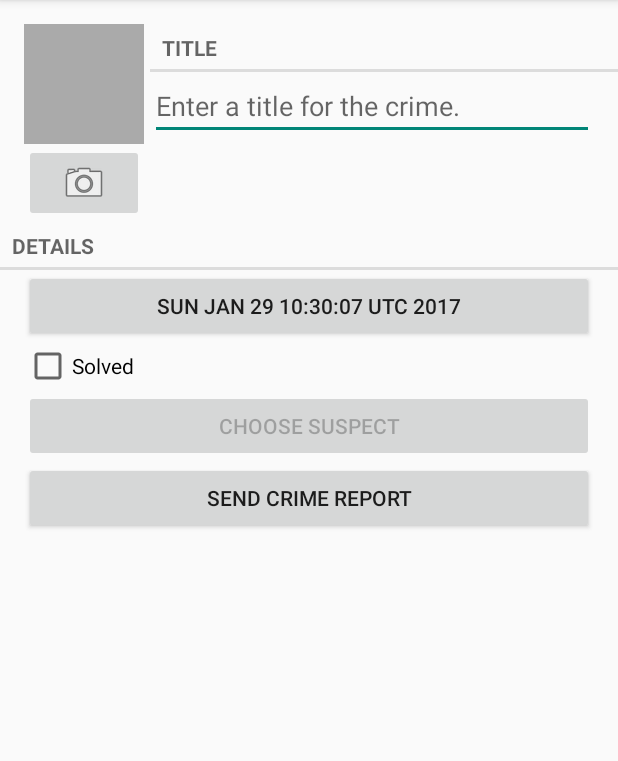
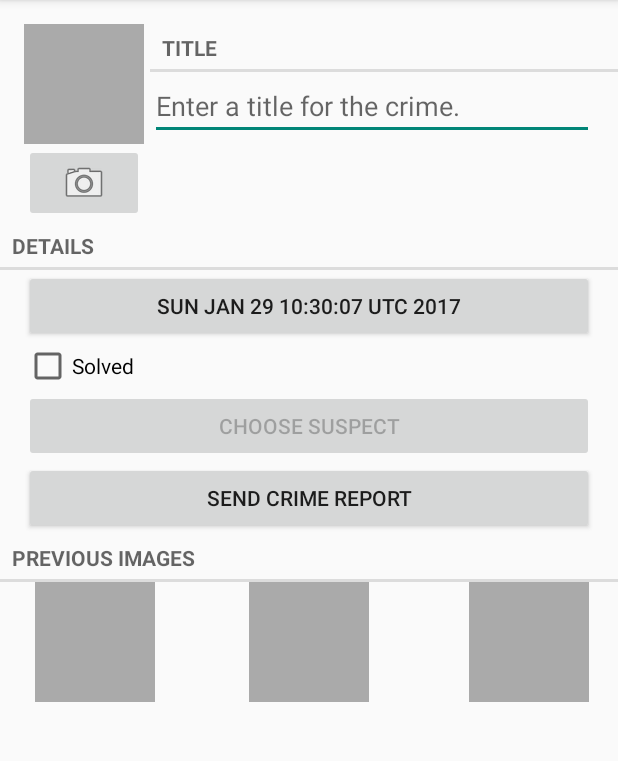
Before and after one commit to kingobie1/CriminalIntent---TeamApp, an Android app: the CrimeFragment screen opened directly, with no data from a screen before it, on a phone screen of 412 x 824 dp, the part 84-845 px from its top. Run offline under Robolectric (Android 15) with nearby library versions, the phone set to English and light mode, and no system bars.

Commit message:
3 more photo boxes, get photoFiles
added multiple photo sections on layout and added functions to get
photoFiles plural

```diff
--- a/app/src/main/java/com/bignerdranch/android/criminalintent/Crime.java
+++ b/app/src/main/java/com/bignerdranch/android/criminalintent/Crime.java
@@ -10,6 +10,7 @@ public class Crime {
     private Date mDate;
     private boolean mSolved;
     private String mSuspect;
+    private static final int MAXPHOTOS = 4;
 
     public Crime() {
         this(UUID.randomUUID());
@@ -59,4 +60,14 @@ public class Crime {
     public String getPhotoFilename() {
         return "IMG_" + getId().toString() + ".jpg";
     }
+
+    public String[] getPhotoFilenames() {
+        String[] photoFilenames = new String[MAXPHOTOS];
+
+        for (int n = 0; n < MAXPHOTOS; n++) {
+            photoFilenames[n] = "IMG_" + getId().toString() + "_" + n + ".jpg";
+        }
+
+        return photoFilenames;
+    }
 }
--- a/app/src/main/java/com/bignerdranch/android/criminalintent/CrimeFragment.java
+++ b/app/src/main/java/com/bignerdranch/android/criminalintent/CrimeFragment.java
@@ -41,6 +41,7 @@ public class CrimeFragment extends Fragment {
 
     private Crime mCrime;
     private File mPhotoFile;
+    private File[] mPhotoFiles;
     private EditText mTitleField;
     private Button mDateButton;
     private CheckBox mSolvedCheckbox;
@@ -63,7 +64,9 @@ public class CrimeFragment extends Fragment {
         super.onCreate(savedInstanceState);
         UUID crimeId = (UUID) getArguments().getSerializable(ARG_CRIME_ID);
         mCrime = CrimeLab.get(getActivity()).getCrime(crimeId);
+
         mPhotoFile = CrimeLab.get(getActivity()).getPhotoFile(mCrime);
+        mPhotoFiles = CrimeLab.get(getActivity()).getPhotoFiles(mCrime);
     }
 
     @Override
--- a/app/src/main/java/com/bignerdranch/android/criminalintent/CrimeLab.java
+++ b/app/src/main/java/com/bignerdranch/android/criminalintent/CrimeLab.java
@@ -86,6 +86,26 @@ public class CrimeLab {
         return new File(externalFilesDir, crime.getPhotoFilename());
     }
 
+    public File[] getPhotoFiles(Crime crime) {
+        File externalFilesDir = mContext
+                .getExternalFilesDir(Environment.DIRECTORY_PICTURES);
+
+        if (externalFilesDir == null) {
+            return null;
+        }
+
+        String[] photoFileNames = crime.getPhotoFilenames();
+        int numberOfPossiblePhotos = photoFileNames.length;
+        File[] photoFiles = new File[numberOfPossiblePhotos];
+
+        for (int i = 0; i < numberOfPossiblePhotos; i++) {
+            photoFiles[i] = new File(externalFilesDir, crime.getPhotoFilename());
+        }
+
+        return photoFiles;
+    }
+
+
     public void updateCrime(Crime crime) {
         String uuidString = crime.getId().toString();
         ContentValues values = getContentValues(crime);
--- a/app/src/main/res/layout/fragment_crime.xml
+++ b/app/src/main/res/layout/fragment_crime.xml
@@ -1,10 +1,21 @@
 <?xml version="1.0" encoding="utf-8"?>
 <LinearLayout xmlns:android="http://schemas.android.com/apk/res/android"
+    xmlns:app="http://schemas.android.com/apk/res-auto"
     android:orientation="vertical"
               android:layout_width="match_parent"
               android:layout_height="match_parent">
 
-    <include layout="@layout/view_camera_and_title" />
+    <ScrollView
+        android:layout_width="match_parent"
+        android:layout_height="match_parent">
+
+        <LinearLayout
+            android:layout_width="match_parent"
+            android:layout_height="wrap_content"
+            android:orientation="vertical" >
+
+            <include layout="@layout/view_camera_and_title"
+                android:layout_width="match_parent" />
 
             <TextView
                 android:layout_width="match_parent"
@@ -26,6 +37,7 @@
                 android:layout_marginLeft="16dp"
                 android:layout_marginRight="16dp"
                 android:text="@string/crime_solved_label"/>
+
             <Button
                 android:id="@+id/crime_suspect"
                 android:layout_width="match_parent"
@@ -34,6 +46,7 @@
                 android:layout_marginRight="16dp"
                 android:text="@string/crime_suspect_text"
                 />
+
             <Button
                 android:id="@+id/crime_report"
                 android:layout_width="match_parent"
@@ -43,4 +56,63 @@
                 android:text="@string/crime_report_text"
                 />
 
+            <TextView
+                android:layout_width="match_parent"
+                android:layout_height="wrap_content"
+                android:text="@string/crime_previous_images_label"
+                style="?android:listSeparatorTextViewStyle"
+                android:id="@+id/textView2" />
+
+            <RelativeLayout
+                android:layout_width="match_parent"
+                android:layout_height="match_parent">
+
+                <ImageView
+                    android:id="@+id/crime_photo_1"
+                    android:layout_width="80dp"
+                    android:layout_height="80dp"
+                    android:scaleType="centerInside"
+                    android:background="@android:color/darker_gray"
+                    android:cropToPadding="true"
+                    android:layout_marginLeft="23dp"
+                    android:layout_marginStart="23dp"
+                    android:layout_alignParentTop="true"
+                    android:layout_alignParentLeft="true"
+                    android:layout_alignParentStart="true" />
+
+                <ImageView
+                android:id="@+id/crime_photo_2"
+                android:layout_width="80dp"
+                android:layout_height="80dp"
+                android:scaleType="centerInside"
+                android:background="@android:color/darker_gray"
+                android:cropToPadding="true"
+                    android:layout_alignParentTop="true"
+                    android:layout_centerHorizontal="true" />
+
+                <ImageView
+                    android:id="@+id/crime_photo_3"
+                    android:layout_width="80dp"
+                    android:layout_height="80dp"
+                    android:scaleType="centerInside"
+                    android:background="@android:color/darker_gray"
+                    android:cropToPadding="true"
+                    android:layout_gravity="right"
+                    android:layout_marginRight="19dp"
+                    android:layout_marginEnd="19dp"
+                    android:layout_alignParentTop="true"
+                    android:layout_alignParentRight="true"
+                    android:layout_alignParentEnd="true" />
+
+            </RelativeLayout>
+
+            <LinearLayout
+                android:orientation="horizontal"
+                android:layout_width="match_parent"
+                android:layout_height="wrap_content">
+
             </LinearLayout>
+        </LinearLayout>
+    </ScrollView>
+
+</LinearLayout>
--- a/app/src/main/res/values/strings.xml
+++ b/app/src/main/res/values/strings.xml
@@ -6,6 +6,7 @@
     <string name="crime_title_hint">Enter a title for the crime.</string>
     <string name="crime_title_label">Title</string>
     <string name="crime_details_label">Details</string>
+    <string name="crime_previous_images_label">Previous Images</string>
     <string name="crime_solved_label">Solved</string>
     <string name="date_picker_title">Date of crime:</string>
     <string name="new_crime">New Crime</string>
```
Also changed, not shown: 1 other file. Lines whose indentation alone changed are shown as unchanged.
